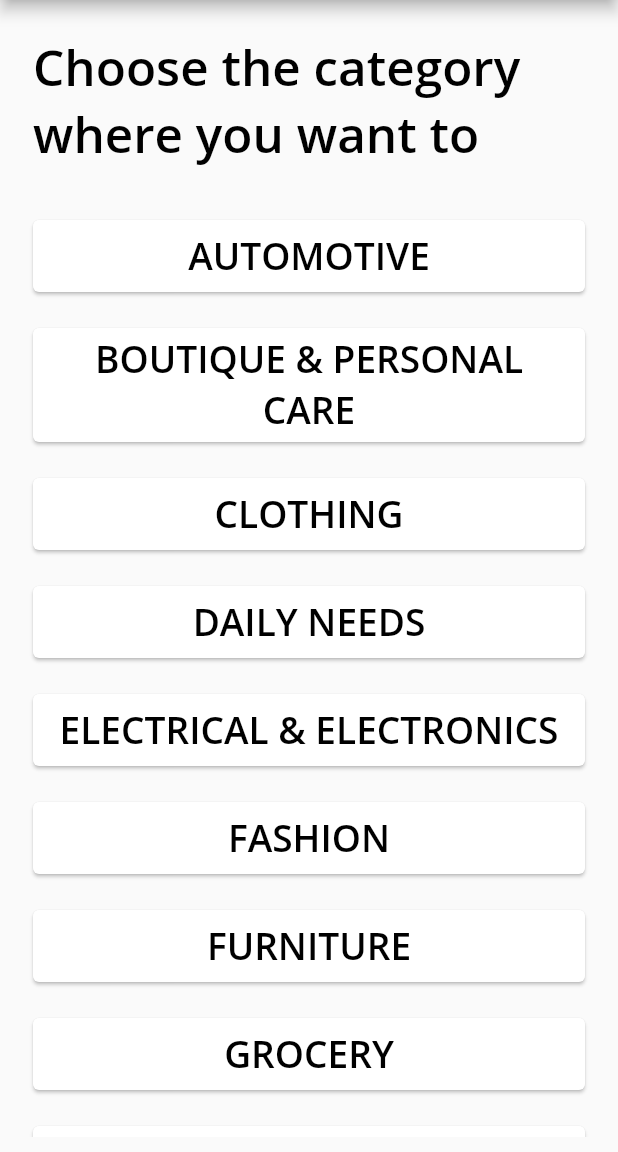
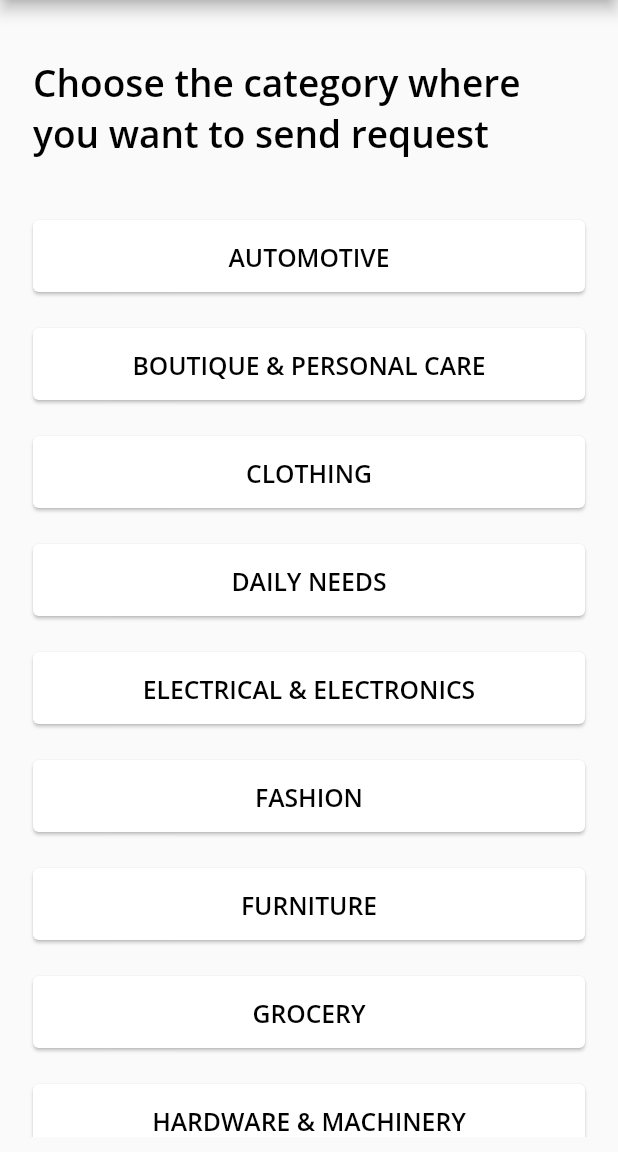
Before and after one commit to Khojbuy/project-khojbuy, a Flutter app: the CategoriesPage screen opened directly, on a phone screen of 412 x 824 dp, the part 84-1236 px from its top. Run offline on Flutter 3.47's test engine with Material 2 defaults, Android fonts, the phone set to English and light mode, and no system bars; our stand-ins replace cloud_firestore, firebase_auth, firebase_core, firebase_storage, flutter_markdown, google_nav_bar and 2 more; missing offline and left inert: animated_button; accounts and stored records are empty.

Commit message:
font size alteration

```diff
--- a/lib/Pages/OrderPages/add_order.dart
+++ b/lib/Pages/OrderPages/add_order.dart
@@ -139,7 +139,7 @@
                                     borderRadius: BorderRadius.circular(18.0),
                                   ),
                                   child: Text(
-                                    "Enter",
+                                    "ADD",
                                     style: TextStyle(fontFamily: 'OpenSans'),
                                   ),
                                   onPressed: () {
--- a/lib/Pages/RequestPages/categories_pages.dart
+++ b/lib/Pages/RequestPages/categories_pages.dart
@@ -66,7 +66,7 @@
                           color: Colors.black,
                           fontFamily: 'OpenSans',
                           fontWeight: FontWeight.bold,
-                          fontSize: width * 0.08),
+                          fontSize: width * 0.06),
                     ),
                   )),
               Expanded(
@@ -112,7 +112,7 @@
                                       color: Colors.black,
                                       fontFamily: 'OpenSans',
                                       fontWeight: FontWeight.bold,
-                                      fontSize: width * 0.06),
+                                      fontSize: width * 0.04),
                                 )),
                           ),
                         ),
```
